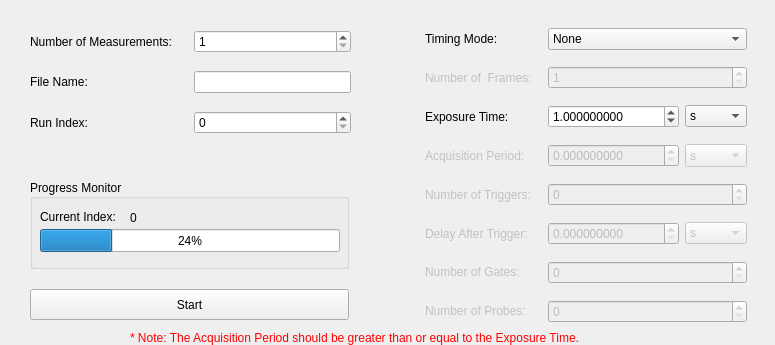
First picture: the form in slsDetectorGui/forms/form_tab_measurement.ui, repository slsdetectorgroup/slsDetectorPackage, before the edit.
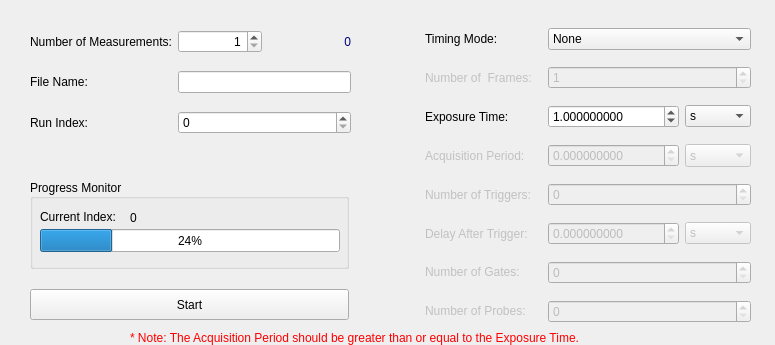
Second picture: the form after the edit.

Commit message: set current measurement dont work

Patch:
```diff
--- a/slsDetectorGui/forms/form_tab_measurement.ui
+++ b/slsDetectorGui/forms/form_tab_measurement.ui
@@ -255,7 +255,7 @@
      <rect>
       <x>35</x>
       <y>10</y>
-      <width>322</width>
+      <width>326</width>
       <height>321</height>
      </rect>
     </property>
@@ -834,6 +834,9 @@
        <property name="whatsThis">
         <string/>
        </property>
+       <property name="alignment">
+        <set>Qt::AlignRight|Qt::AlignTrailing|Qt::AlignVCenter</set>
+       </property>
        <property name="suffix">
         <string/>
        </property>
@@ -855,7 +858,7 @@
        </property>
       </widget>
      </item>
-     <item row="1" column="1">
+     <item row="1" column="1" colspan="2">
       <widget class="QLineEdit" name="dispFileName">
        <property name="sizePolicy">
         <sizepolicy hsizetype="Preferred" vsizetype="Fixed">
@@ -879,7 +882,7 @@
        </property>
       </widget>
      </item>
-     <item row="2" column="1">
+     <item row="2" column="1" colspan="2">
       <widget class="QSpinBox" name="spinIndex">
        <property name="sizePolicy">
         <sizepolicy hsizetype="Preferred" vsizetype="Fixed">
@@ -911,6 +914,65 @@
        </property>
       </widget>
      </item>
+     <item row="0" column="2">
+      <widget class="QLabel" name="lblCurrentMeasurement">
+       <property name="sizePolicy">
+        <sizepolicy hsizetype="Minimum" vsizetype="Preferred">
+         <horstretch>0</horstretch>
+         <verstretch>0</verstretch>
+        </sizepolicy>
+       </property>
+       <property name="minimumSize">
+        <size>
+         <width>60</width>
+         <height>0</height>
+        </size>
+       </property>
+       <property name="palette">
+        <palette>
+         <active>
+          <colorrole role="WindowText">
+           <brush brushstyle="SolidPattern">
+            <color alpha="255">
+             <red>0</red>
+             <green>0</green>
+             <blue>127</blue>
+            </color>
+           </brush>
+          </colorrole>
+         </active>
+         <inactive>
+          <colorrole role="WindowText">
+           <brush brushstyle="SolidPattern">
+            <color alpha="255">
+             <red>0</red>
+             <green>0</green>
+             <blue>127</blue>
+            </color>
+           </brush>
+          </colorrole>
+         </inactive>
+         <disabled>
+          <colorrole role="WindowText">
+           <brush brushstyle="SolidPattern">
+            <color alpha="255">
+             <red>193</red>
+             <green>193</green>
+             <blue>193</blue>
+            </color>
+           </brush>
+          </colorrole>
+         </disabled>
+        </palette>
+       </property>
+       <property name="text">
+        <string>0</string>
+       </property>
+       <property name="alignment">
+        <set>Qt::AlignRight|Qt::AlignTrailing|Qt::AlignVCenter</set>
+       </property>
+      </widget>
+     </item>
     </layout>
    </widget>
   </widget>
```
The commit also changes 6 other files.
